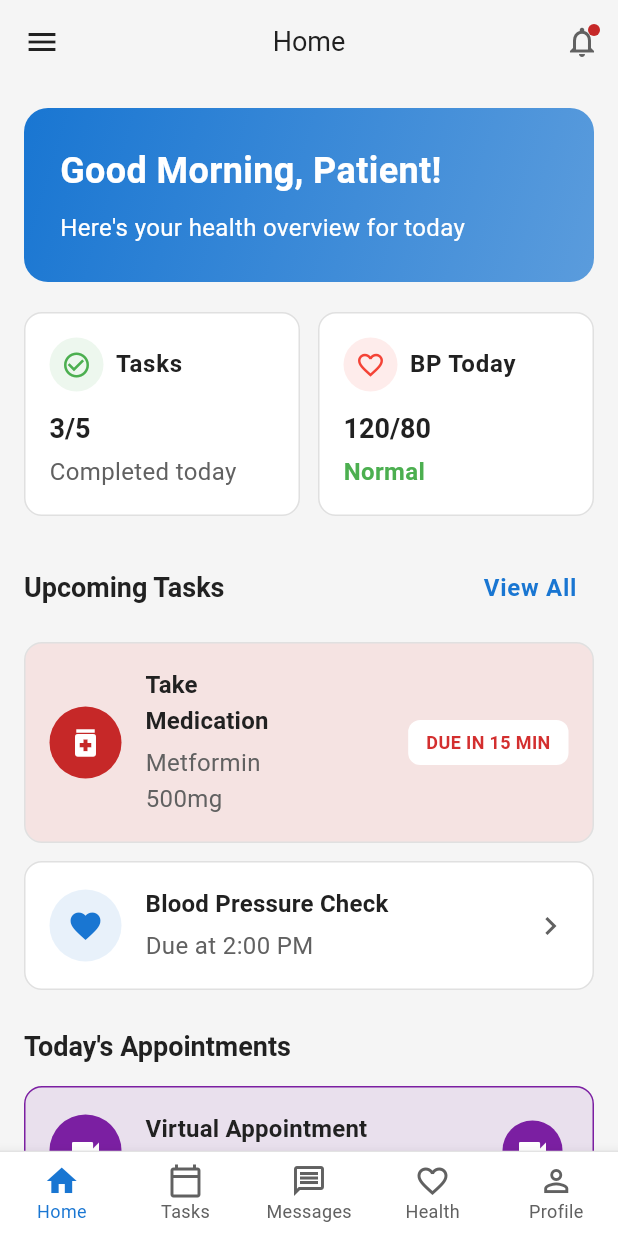
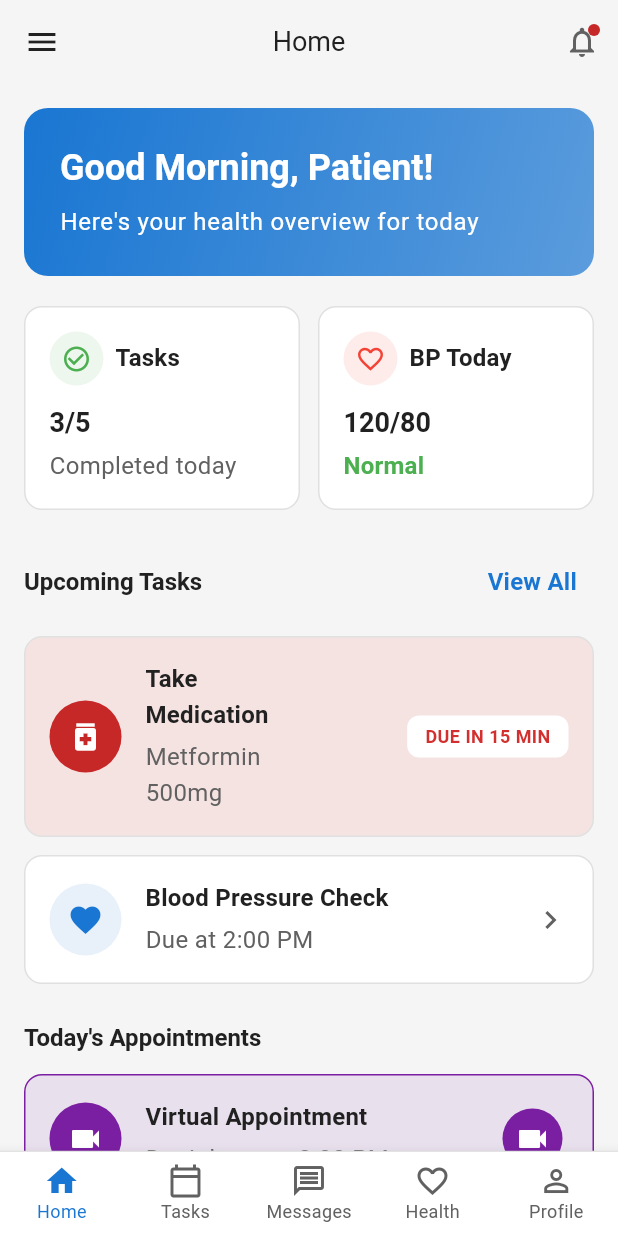
Before and after one commit to ravichandravasireddy/CareConnectTeam7Spring2026, a Flutter app: the PatientDashboardScreen screen opened by its route, on a phone screen of 412 x 824 dp. Run offline on Flutter 3.47's test engine with Material 3 defaults, Android fonts, the phone set to English and light mode, and no system bars.

Commit message:
Applied universal typogrpahy theme

```diff
--- a/flutter_app/lib/screens/caregiver_dashboard.dart
+++ b/flutter_app/lib/screens/caregiver_dashboard.dart
@@ -230,13 +230,11 @@ class CaregiverDashboardScreen extends StatelessWidget {
             value,
             style: textTheme.headlineMedium?.copyWith(
               color: colorScheme.onSurface,
-              fontWeight: FontWeight.w700,
             ),
           ),
           Text(
             title,
-            style: textTheme.labelSmall?.copyWith(
-              fontWeight: FontWeight.w400,
+            style: textTheme.bodySmall?.copyWith(
               color: colorScheme.onSurfaceVariant,
             ),
           ),
--- a/flutter_app/lib/screens/caregiver_patient_monitoring_screen.dart
+++ b/flutter_app/lib/screens/caregiver_patient_monitoring_screen.dart
@@ -44,9 +44,8 @@ class CaregiverPatientMonitoringScreen extends StatelessWidget {
                   child: Center(
                     child: Text(
                       'SJ',
-                      style: textTheme.titleMedium?.copyWith(
+                      style: textTheme.headlineSmall?.copyWith(
                         color: colorScheme.onPrimary,
-                        fontWeight: FontWeight.w700,
                       ),
                     ),
                   ),
@@ -58,9 +57,8 @@ class CaregiverPatientMonitoringScreen extends StatelessWidget {
                     children: [
                       Text(
                         'Sarah Johnson',
-                        style: textTheme.titleMedium?.copyWith(
+                        style: textTheme.headlineSmall?.copyWith(
                           color: colorScheme.onSurface,
-                          fontWeight: FontWeight.w700,
                         ),
                       ),
                       const SizedBox(height: 4),
--- a/flutter_app/lib/screens/health_timeline_screen.dart
+++ b/flutter_app/lib/screens/health_timeline_screen.dart
@@ -201,8 +201,7 @@ class _TimelineItem extends StatelessWidget {
                     ),
                     Text(
                       timeLabel,
-                      style: textTheme.labelSmall?.copyWith(
-                        fontWeight: FontWeight.w400,
+                      style: textTheme.bodySmall?.copyWith(
                         color: colorScheme.onSurfaceVariant,
                       ),
                     ),
@@ -229,7 +228,6 @@ class _TimelineItem extends StatelessWidget {
                     child: Text(
                       event.statusLabel!,
                       style: textTheme.labelSmall?.copyWith(
-                        fontSize: 11,
                         color: colorScheme.onSecondaryContainer,
                       ),
                     ),
--- a/flutter_app/lib/screens/notes_detail_screen.dart
+++ b/flutter_app/lib/screens/notes_detail_screen.dart
@@ -90,8 +90,7 @@ class NoteDetailScreen extends StatelessWidget {
                         const SizedBox(height: 4),
                         Text(
                           timeLabel,
-                          style: textTheme.labelSmall?.copyWith(
-                            fontWeight: FontWeight.w400,
+                          style: textTheme.bodySmall?.copyWith(
                             color: colorScheme.onSurfaceVariant,
                           ),
                         ),
--- a/flutter_app/lib/screens/notification_screen.dart
+++ b/flutter_app/lib/screens/notification_screen.dart
@@ -278,8 +278,7 @@ class _NotificationCard extends StatelessWidget {
                       const SizedBox(height: 4),
                       Text(
                         timeLabel,
-                        style: textTheme.labelSmall?.copyWith(
-                          fontWeight: FontWeight.w400,
+                        style: textTheme.bodySmall?.copyWith(
                           color: colorScheme.onSurfaceVariant.withValues(alpha: 0.8),
                         ),
                       ),
--- a/flutter_app/lib/screens/patient_dashboard_screen.dart
+++ b/flutter_app/lib/screens/patient_dashboard_screen.dart
@@ -47,18 +47,15 @@ class PatientDashboardScreen extends StatelessWidget {
                   children: [
                     Text(
                       'Good Morning, $firstName!',
-                      style: TextStyle(
+                      style: Theme.of(context).textTheme.displaySmall?.copyWith(
                         color: Theme.of(context).colorScheme.onPrimary,
-                        fontSize: 24,
-                        fontWeight: FontWeight.bold,
                       ),
                     ),
                     const SizedBox(height: 8),
                     Text(
                       "Here's your health overview for today",
-                      style: TextStyle(
+                      style: Theme.of(context).textTheme.bodyLarge?.copyWith(
                         color: Theme.of(context).colorScheme.onPrimary,
-                        fontSize: 16,
                       ),
                     ),
                   ],
@@ -103,8 +100,7 @@ class PatientDashboardScreen extends StatelessWidget {
                 children: [
                   Text(
                     'Upcoming Tasks',
-                    style: Theme.of(context).textTheme.titleLarge?.copyWith(
-                          fontWeight: FontWeight.bold,
+                    style: Theme.of(context).textTheme.headlineSmall?.copyWith(
                           color: Theme.of(context).colorScheme.onSurface,
                         ),
                   ),
@@ -114,9 +110,8 @@ class PatientDashboardScreen extends StatelessWidget {
                     },
                     child: Text(
                       'View All',
-                      style: TextStyle(
+                      style: Theme.of(context).textTheme.titleMedium?.copyWith(
                         color: Theme.of(context).colorScheme.primary,
-                        fontWeight: FontWeight.w600,
                       ),
                     ),
                   ),
@@ -153,8 +148,7 @@ class PatientDashboardScreen extends StatelessWidget {
               // Today's Appointments
               Text(
                 "Today's Appointments",
-                style: Theme.of(context).textTheme.titleLarge?.copyWith(
-                      fontWeight: FontWeight.bold,
+                style: Theme.of(context).textTheme.headlineSmall?.copyWith(
                       color: Theme.of(context).colorScheme.onSurface,
                     ),
               ),
@@ -235,14 +229,13 @@ class PatientDashboardScreen extends StatelessWidget {
                 ),
                 child: Row(
                   mainAxisAlignment: MainAxisAlignment.center,
-                  children: const [
-                    Icon(Icons.warning, size: 24),
-                    SizedBox(width: 8),
+                  children: [
+                    const Icon(Icons.warning, size: 24),
+                    const SizedBox(width: 8),
                     Text(
                       'Emergency SOS',
-                      style: TextStyle(
-                        fontSize: 18,
-                        fontWeight: FontWeight.bold,
+                      style: Theme.of(context).textTheme.headlineMedium?.copyWith(
+                        color: Theme.of(context).colorScheme.onError,
                       ),
                     ),
                   ],
@@ -290,8 +283,7 @@ class PatientDashboardScreen extends StatelessWidget {
               const SizedBox(width: 8),
               Text(
                 title,
-                style: Theme.of(context).textTheme.bodyLarge?.copyWith(
-                      fontWeight: FontWeight.w600,
+                style: Theme.of(context).textTheme.titleMedium?.copyWith(
                       color: Theme.of(context).colorScheme.onSurface,
                     ),
               ),
@@ -301,16 +293,17 @@ class PatientDashboardScreen extends StatelessWidget {
           Text(
             value,
             style: Theme.of(context).textTheme.headlineMedium?.copyWith(
-                  fontWeight: FontWeight.bold,
                   color: Theme.of(context).colorScheme.onSurface,
                 ),
           ),
           const SizedBox(height: 4),
           Text(
             subtitle,
-            style: Theme.of(context).textTheme.bodyMedium?.copyWith(
+            style: (subtitleColor != null
+                    ? Theme.of(context).textTheme.titleMedium
+                    : Theme.of(context).textTheme.bodyMedium)
+                ?.copyWith(
                   color: subtitleColor ?? Theme.of(context).colorScheme.onSurfaceVariant,
-                  fontWeight: subtitleColor != null ? FontWeight.w600 : null,
                 ),
           ),
         ],
@@ -356,7 +349,6 @@ class PatientDashboardScreen extends StatelessWidget {
                 Text(
                   title,
                   style: Theme.of(context).textTheme.titleMedium?.copyWith(
-                        fontWeight: FontWeight.bold,
                         color: Theme.of(context).colorScheme.onSurface,
                       ),
                 ),
@@ -379,10 +371,8 @@ class PatientDashboardScreen extends StatelessWidget {
               ),
               child: Text(
                 dueText,
-                style: TextStyle(
+                style: Theme.of(context).textTheme.labelSmall?.copyWith(
                   color: dueColor,
-                  fontWeight: FontWeight.bold,
-                  fontSize: 12,
                 ),
               ),
             ),
@@ -431,7 +421,6 @@ class PatientDashboardScreen extends StatelessWidget {
                 Text(
                   title,
                   style: Theme.of(context).textTheme.titleMedium?.copyWith(
-                        fontWeight: FontWeight.bold,
                         color: Theme.of(context).colorScheme.onSurface,
                       ),
                 ),
@@ -491,8 +480,7 @@ class PatientDashboardScreen extends StatelessWidget {
             Text(
               label,
               textAlign: TextAlign.center,
-              style: Theme.of(context).textTheme.bodyMedium?.copyWith(
-                    fontWeight: FontWeight.w600,
+              style: Theme.of(context).textTheme.titleMedium?.copyWith(
                     color: Theme.of(context).colorScheme.onSurface,
                   ),
             ),
--- a/flutter_app/lib/screens/task_details_screen.dart
+++ b/flutter_app/lib/screens/task_details_screen.dart
@@ -230,8 +230,6 @@ class _StatusPill extends StatelessWidget {
         label,
         style: textTheme.labelSmall?.copyWith(
           color: textColor,
-          fontWeight: FontWeight.w700,
-          letterSpacing: 0.3,
         ),
       ),
     );
--- a/flutter_app/lib/screens/video_call_screen.dart
+++ b/flutter_app/lib/screens/video_call_screen.dart
@@ -215,9 +215,8 @@ class _PatientVideoView extends StatelessWidget {
               ),
               Text(
                 'Patient',
-                style: textTheme.labelSmall?.copyWith(
+                style: textTheme.bodySmall?.copyWith(
                   color: AppColors.darkTextPrimary.withValues(alpha: 0.9),
-                  fontWeight: FontWeight.w400,
                   shadows: [
                     Shadow(
                       color: colorScheme.shadow,
@@ -279,8 +278,7 @@ class _PatientCameraOffView extends StatelessWidget {
             ),
             Text(
               'Patient',
-              style: textTheme.labelSmall?.copyWith(
-                fontWeight: FontWeight.w400,
+              style: textTheme.bodySmall?.copyWith(
                 color: AppColors.darkTextPrimary.withValues(alpha: 0.8),
               ),
             ),
```
Also changed, not shown: flutter_app/lib/screens/calendar_screen.dart (+3 -6 lines), flutter_app/lib/screens/emergency_sos_alert.dart (+3 -9 lines), flutter_app/lib/screens/health_logs_screen.dart (+4 -9 lines), flutter_app/lib/screens/messaging_thread_screen.dart (+10 -22 lines), flutter_app/lib/screens/notes_screen.dart (+2 -5 lines), flutter_app/lib/screens/patient_profile_screen.dart (+10 -15 lines), flutter_app/lib/screens/preferences_accessibility_screen.dart (+5 -11 lines), flutter_app/lib/screens/registration_screen.dart (+11 -24 lines), flutter_app/lib/screens/signin_screen.dart (+6 -15 lines), flutter_app/lib/screens/welcome_screen.dart (+4 -11 lines), flutter_app/lib/widgets/app_drawer.dart (+6 -9 lines), 1 other file.
